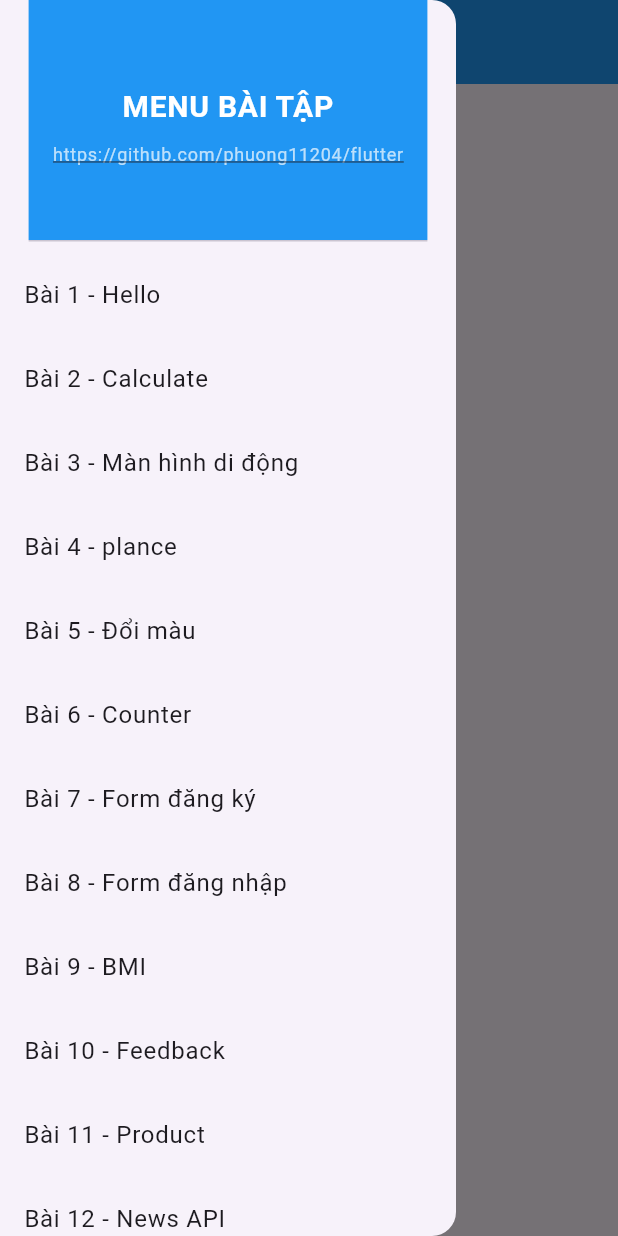
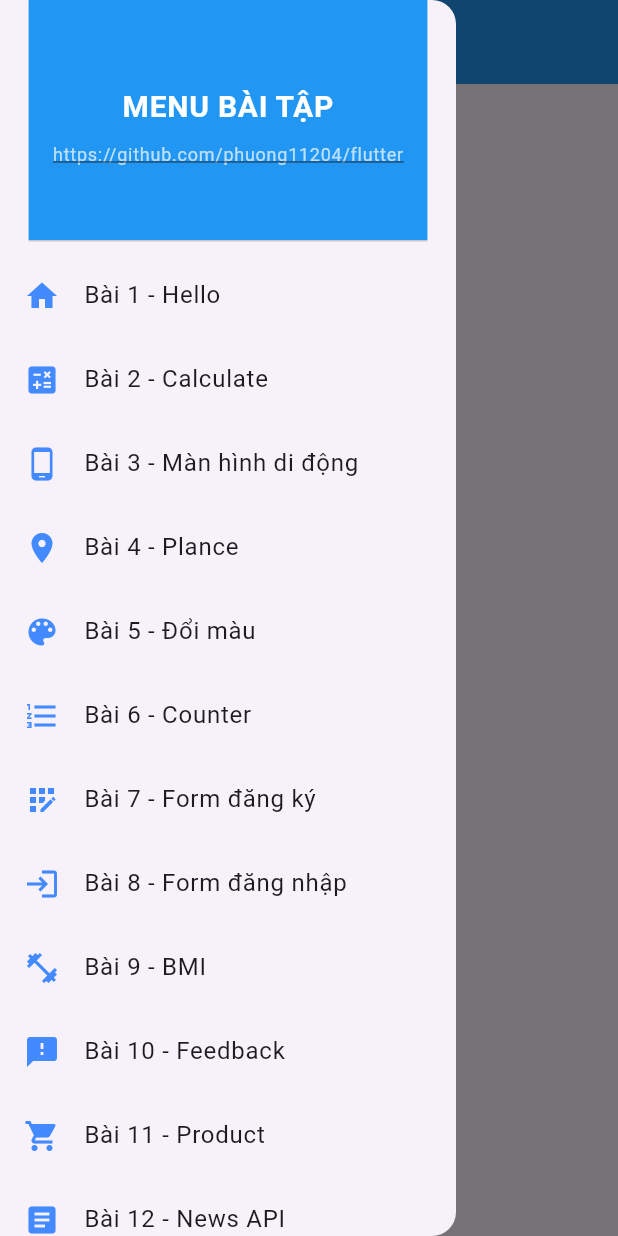
Before and after one commit to phuong11204/flutter, a Flutter app: the DrawerHome screen opened directly, with the side drawer open, on a phone screen of 412 x 824 dp. Run offline on Flutter 3.47's test engine with Material 3 defaults, Android fonts, the light colour scheme and no system bars; our stand-ins replace dio.

```diff
--- a/bt_drawer/lib/drawer_menu.dart
+++ b/bt_drawer/lib/drawer_menu.dart
@@ -14,7 +14,7 @@ import 'bmi.dart'; // bài 9
 import 'feedback_form.dart'; // bài 10
 import 'my_product.dart'; // bài 11
 import 'home_screen.dart'; // bài 12
-import 'form_dangnhap.dart' hide MyWidget; // bài 13
+import 'form_dangnhap.dart'; // bài 13
 
 class DrawerHome extends StatelessWidget {
   const DrawerHome({super.key});
@@ -42,19 +42,19 @@ class DrawerHome extends StatelessWidget {
               child: ListView(
                 padding: EdgeInsets.zero,
                 children: [
-                  _item(context, 'Bài 1 - Hello', const MyHomePage()),
-                  _item(context, 'Bài 2 - Calculate', const bt()),
-                  _item(context, 'Bài 3 - Màn hình di động', const ClassroomScreen()),
-                  _item(context, 'Bài 4 - plance', const MyPlace_1()),
-                  _item(context, 'Bài 5 - Đổi màu', const ChangeColorApp()),
-                  _item(context, 'Bài 6 - Counter', const CounterApp()),
-                  _item(context, 'Bài 7 - Form đăng ký', const RegisterForm()),
-                  _item(context, 'Bài 8 - Form đăng nhập', const MyWidget()),
-                  _item(context, 'Bài 9 - BMI', const BMIScreen()),
-                  _item(context, 'Bài 10 - Feedback', const FeedbackScreen()),
-                  _item(context, 'Bài 11 - Product', const MyProduct()),
-                  _item(context, 'Bài 12 - News API', const HomeScreen()),
-                  _item(context, 'Bài 13 - Login API', const MyWidget()),
+                  _item(context, 'Bài 1 - Hello', const MyHomePage(), Icons.home),
+                  _item(context, 'Bài 2 - Calculate', const bt(), Icons.calculate),
+                  _item(context, 'Bài 3 - Màn hình di động', const ClassroomScreen(), Icons.phone_android),
+                  _item(context, 'Bài 4 - Plance', const MyPlace_1(), Icons.place),
+                  _item(context, 'Bài 5 - Đổi màu', const ChangeColorApp(), Icons.color_lens),
+                  _item(context, 'Bài 6 - Counter', const CounterApp(), Icons.format_list_numbered),
+                  _item(context, 'Bài 7 - Form đăng ký', const RegisterForm(), Icons.app_registration),
+                  _item(context, 'Bài 8 - Form đăng nhập', const LoginForm(), Icons.login),
+                  _item(context, 'Bài 9 - BMI', const BMIScreen(), Icons.fitness_center),
+                  _item(context, 'Bài 10 - Feedback', const FeedbackScreen(), Icons.feedback),
+                  _item(context, 'Bài 11 - Product', const MyProduct(), Icons.shopping_cart),
+                  _item(context, 'Bài 12 - News API', const HomeScreen(), Icons.article),
+                  _item(context, 'Bài 13 - Login API', const MyWidget(), Icons.api),
                 ],
               ),
             ),
@@ -104,12 +104,13 @@ class DrawerHome extends StatelessWidget {
     );
   }
 
-  /// Item Drawer
-  ListTile _item(BuildContext context, String title, Widget page) {
+  /// Item Drawer với icon
+  ListTile _item(BuildContext context, String title, Widget page, IconData icon) {
     return ListTile(
+      leading: Icon(icon, color: Colors.blueAccent),
       title: Text(title),
       onTap: () {
-        Navigator.pop(context);
+        Navigator.pop(context); // đóng Drawer
         Navigator.push(
           context,
           MaterialPageRoute(builder: (_) => page),
--- a/dangnhap/flutter_dangnhap/lib/main.dart
+++ b/dangnhap/flutter_dangnhap/lib/main.dart
@@ -12,7 +12,7 @@ class MyApp extends StatelessWidget {
   Widget build(BuildContext context) {
     return const MaterialApp(
       debugShowCheckedModeBanner: false,
-      home: MyWidget(),
+      home: LoginForm(),
     );
   }
 }
```
Also changed, not shown: bt_drawer/lib/dangnhap.dart (+5 -15 lines), dangnhap/flutter_dangnhap/lib/dangnhap.dart (+5 -15 lines).
